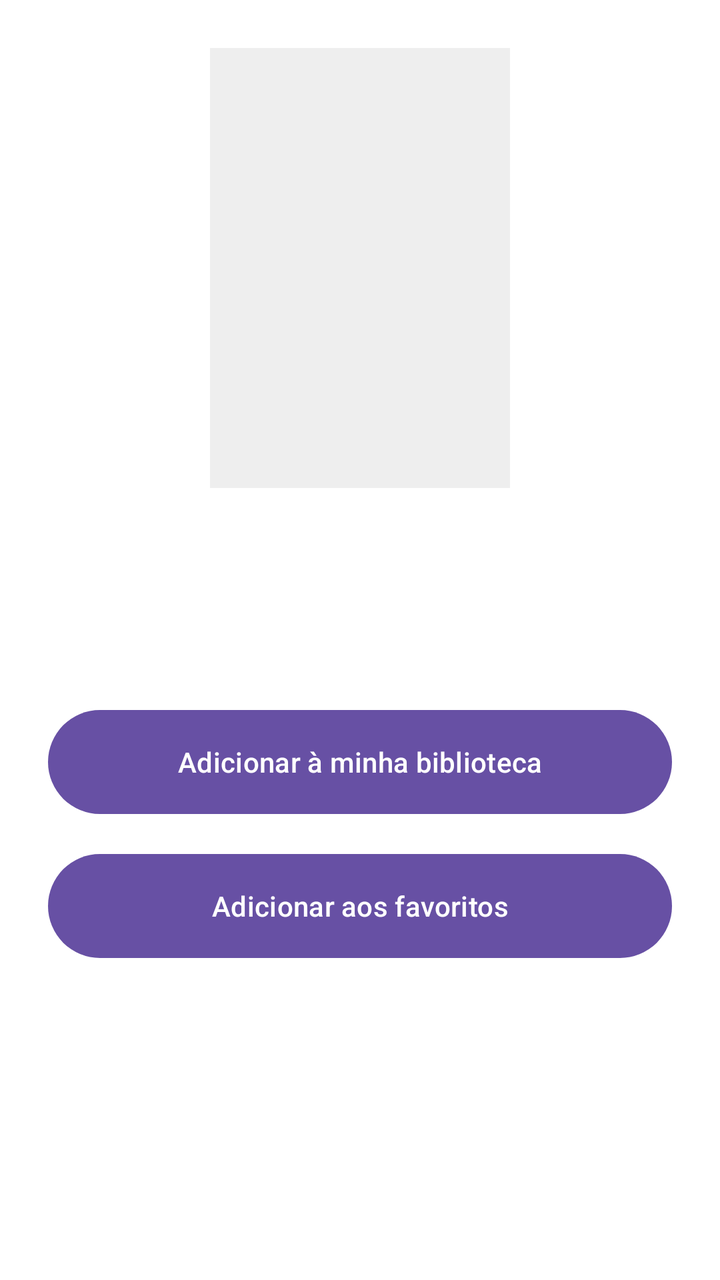
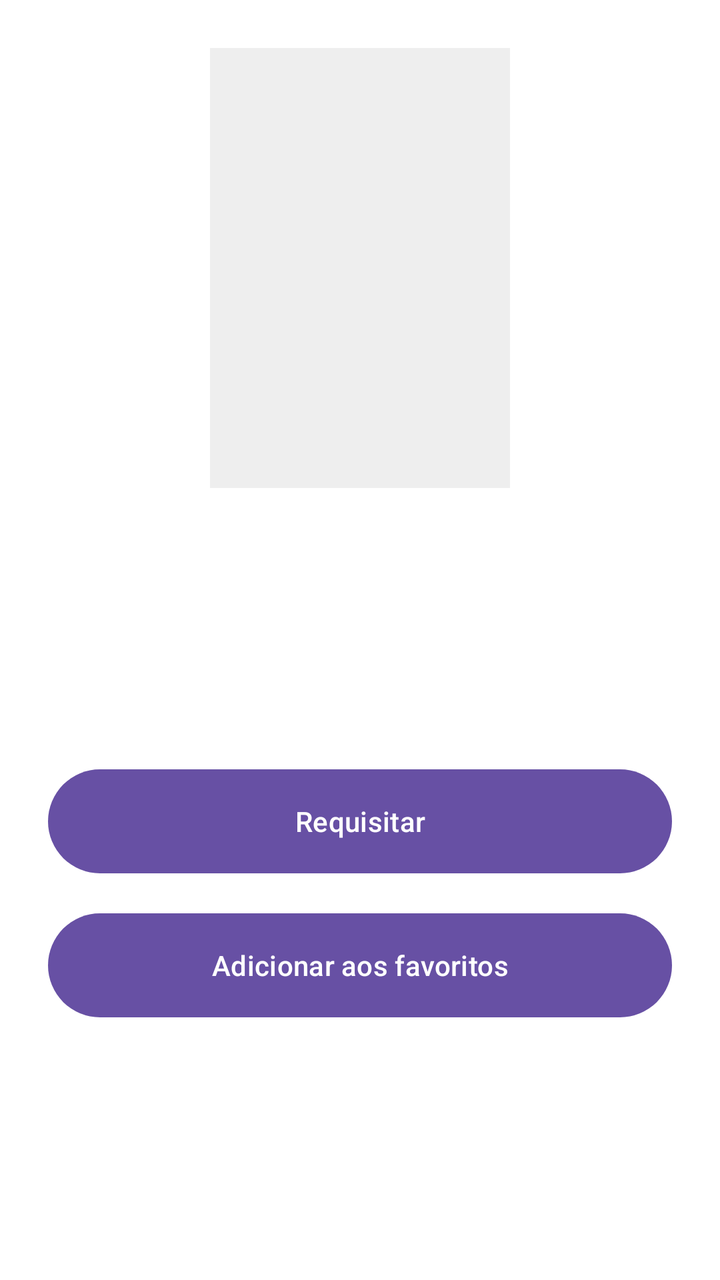

Compare the two renders of this Android layout. The source of the first and the diff that turns it into the second are given below.
<!-- AndroidManifest.xml: application theme Theme.ProjectDroid -->
<!-- res/layout/activity_book_details.xml -->
<?xml version="1.0" encoding="utf-8"?>
<LinearLayout xmlns:android="http://schemas.android.com/apk/res/android"
    android:layout_width="match_parent"
    android:layout_height="match_parent"
    android:orientation="vertical"
    android:padding="24dp"
    android:gravity="center_horizontal"
    android:background="#FFFFFF">

    <ImageView
        android:id="@+id/detailImageCover"
        android:layout_width="150dp"
        android:layout_height="220dp"
        android:scaleType="centerCrop"
        android:background="#EEEEEE"
        android:layout_marginBottom="16dp"/>

    <TextView
        android:id="@+id/detailTextTitle"
        android:layout_width="match_parent"
        android:layout_height="wrap_content"
        android:textSize="22sp"
        android:textStyle="bold"
        android:textAlignment="center"
        android:textColor="#000000" />

    <TextView
        android:id="@+id/detailTextAuthor"
        android:layout_width="match_parent"
        android:layout_height="wrap_content"
        android:textSize="16sp"
        android:textAlignment="center"
        android:textColor="#555555"
        android:layout_marginTop="8dp"
        android:layout_marginBottom="32dp" />

    <Button
        android:id="@+id/btnAddToLibrary"
        android:layout_width="match_parent"
        android:layout_height="60dp"
        android:text="Adicionar à minha biblioteca"
        android:layout_marginBottom="12dp"/>

    <Button
        android:id="@+id/btnAddToFavorites"
        android:layout_width="match_parent"
        android:layout_height="60dp"
        android:text="Adicionar aos favoritos" />

</LinearLayout>
<!-- resources referenced by this layout -->
<resources>
  <style name="Theme.ProjectDroid" parent="Base.Theme.ProjectDroid" />
  <style name="Base.Theme.ProjectDroid" parent="Theme.Material3.DayNight.NoActionBar">
          
          
      </style>
</resources>

<!-- the commit's change to res/layout/activity_book_details.xml (unified diff, before → after) -->
@@ -13,7 +13,7 @@
         android:layout_height="220dp"
         android:scaleType="centerCrop"
         android:background="#EEEEEE"
-        android:layout_marginBottom="16dp"/>
+        android:layout_marginBottom="16dp" />
 
     <TextView
         android:id="@+id/detailTextTitle"
@@ -31,15 +31,25 @@
         android:textSize="16sp"
         android:textAlignment="center"
         android:textColor="#555555"
-        android:layout_marginTop="8dp"
-        android:layout_marginBottom="32dp" />
+        android:layout_marginTop="8dp" />
+
+    <TextView
+        android:id="@+id/detailTextAvailability"
+        android:layout_width="match_parent"
+        android:layout_height="wrap_content"
+        android:textSize="16sp"
+        android:textStyle="bold"
+        android:textAlignment="center"
+        android:textColor="#333333"
+        android:layout_marginTop="16dp"
+        android:layout_marginBottom="24dp" />
 
     <Button
-        android:id="@+id/btnAddToLibrary"
+        android:id="@+id/btnRequestLoan"
         android:layout_width="match_parent"
         android:layout_height="60dp"
-        android:text="Adicionar à minha biblioteca"
-        android:layout_marginBottom="12dp"/>
+        android:text="Requisitar"
+        android:layout_marginBottom="12dp" />
 
     <Button
         android:id="@+id/btnAddToFavorites"
